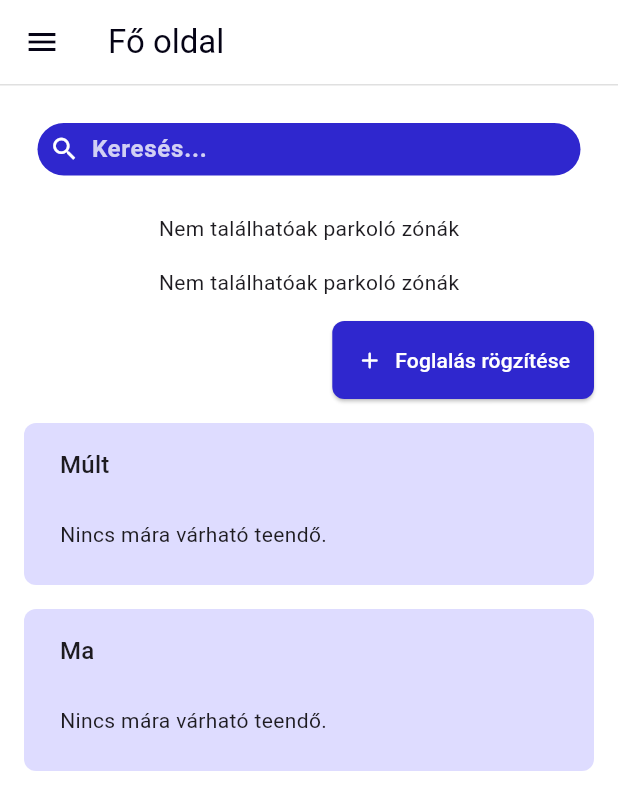
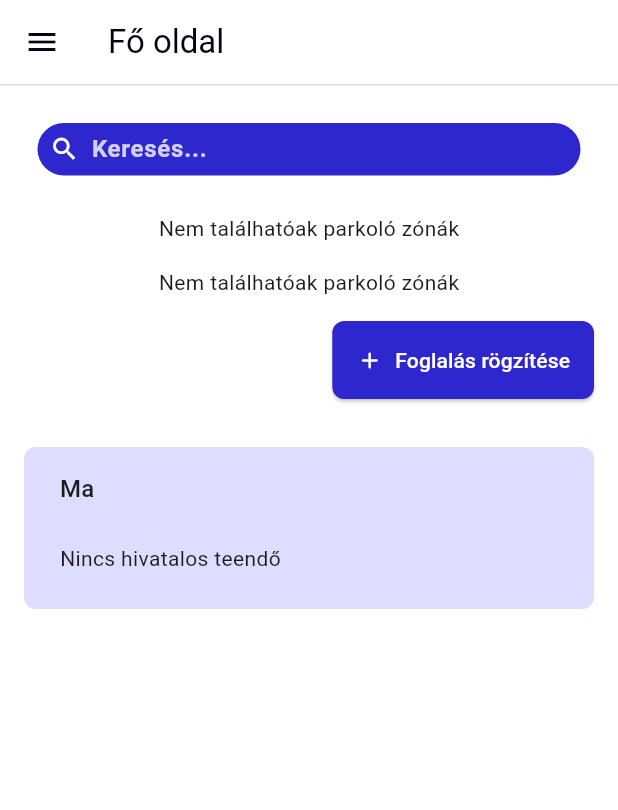
Before and after one commit to rauschadam/OAP_application, a Flutter app: the HomePage widget shown alone on an empty page, opened directly, after a tap on "Keresés...", on a phone screen of 412 x 824 dp. Shown: the top 810 px of the screen. Run offline on Flutter 3.47's test engine with Material 3 defaults, Android fonts, the phone set to English and light mode, and no system bars; our stand-ins replace awesome_dialog, email_validator, flutter_multi_formatter, flutter_riverpod, percent_indicator, shared_preferences and 3 more; accounts and stored records are empty; network calls fail.

Commit message:
Tennivalók listája eltűnik ha nincs benne elem

```diff
--- a/lib/Pages/homePage/desktop_view.dart
+++ b/lib/Pages/homePage/desktop_view.dart
@@ -67,6 +67,7 @@ class DesktopView extends StatelessWidget {
                                 constraints: BoxConstraints(maxHeight: 350.0),
                                 child: homePageState.buildTaskList(
                                   listTitle: 'Ma',
+                                  emptyText: "Nincs hivatalos teendő",
                                   reservations: homePageState.reservations,
                                   startTime: homePageState.now
                                       .subtract(const Duration(hours: 3)),
--- a/lib/Pages/homePage/homePage.dart
+++ b/lib/Pages/homePage/homePage.dart
@@ -463,6 +463,7 @@ class HomePageState extends ConsumerState<HomePage> {
     required DateTime endTime,
     required String listTitle,
     bool fullDateFormat = false,
+    String? emptyText,
     double? maxHeight,
   }) {
     if (loading) {
@@ -537,10 +538,17 @@ class HomePageState extends ConsumerState<HomePage> {
       return aActionTime.compareTo(bActionTime);
     });
 
+    if (expectedReservations.isEmpty && emptyText == null) {
+      return const SizedBox(
+        height: 0,
+        width: 0,
+      );
+    }
+
     return ReservationList(
       maxHeight: maxHeight,
       listTitle: listTitle,
-      emptyText: "Nincs mára várható teendő.",
+      emptyText: emptyText,
       reservations: expectedReservations,
       columns: {
         'Név': 'Name',
@@ -580,9 +588,9 @@ class HomePageState extends ConsumerState<HomePage> {
     return Padding(
       padding: const EdgeInsets.only(top: AppPadding.small),
       child: SizedBox(
-        width: 300,
+        width: 250,
         child: ConstrainedBox(
-          constraints: BoxConstraints(maxHeight: 300),
+          constraints: BoxConstraints(maxHeight: 250),
           child: SingleChildScrollView(
             child: Column(
               children: searchResults!.asMap().entries.map((entry) {
--- a/lib/Pages/homePage/mobile_view.dart
+++ b/lib/Pages/homePage/mobile_view.dart
@@ -69,6 +69,7 @@ class MobileView extends StatelessWidget {
               SafeArea(
                 child: homePageState.buildTaskList(
                   listTitle: 'Ma',
+                  emptyText: "Nincs hivatalos teendő",
                   reservations: homePageState.reservations,
                   startTime:
                       homePageState.now.subtract(const Duration(hours: 3)),
```
